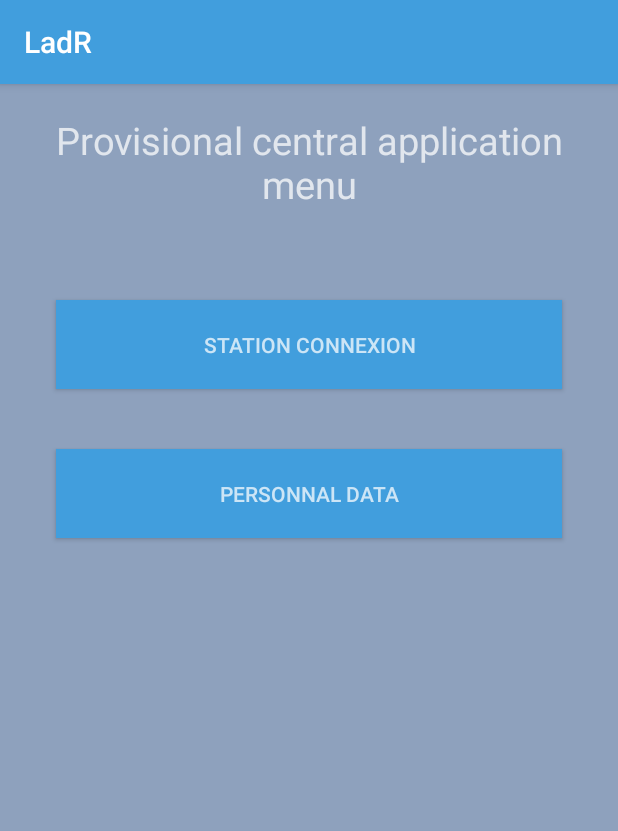
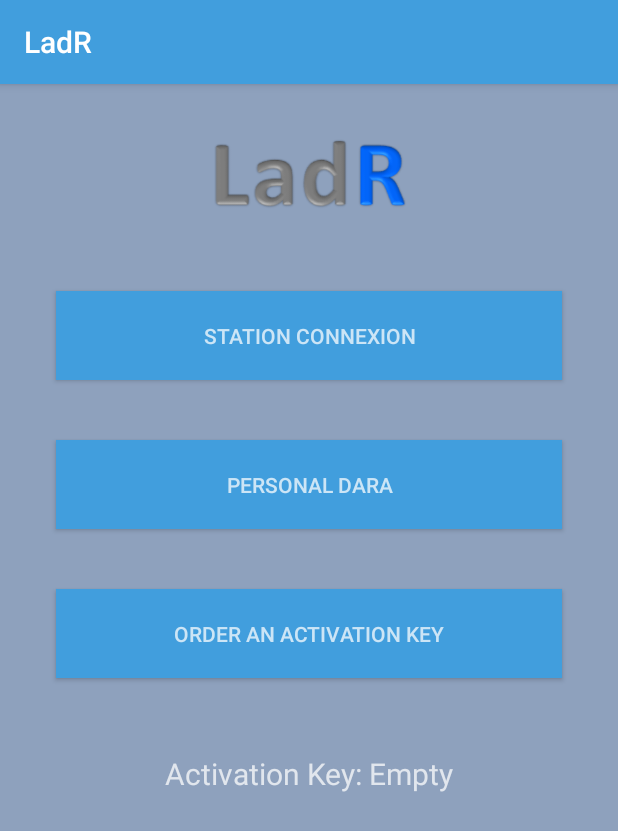
Before and after one commit to moriv1/LadrApp, an Android app: the screen it shows after launch (MenuCentral), after a tap on "SUBMIT", on a phone screen of 412 x 824 dp. Shown: the top 831 px of the screen. Run offline under Robolectric (Android 15) with nearby library versions, the phone set to English and light mode, and no system bars.

Commit message:
commit 7: 1.ladr picture add 2.Key activation button add on central menu activity

```diff
--- a/LadR/app/src/main/java/com/engineering/moriergenoud/vincent/ladr/MenuCentral.java
+++ b/LadR/app/src/main/java/com/engineering/moriergenoud/vincent/ladr/MenuCentral.java
@@ -5,12 +5,15 @@ import android.os.Bundle;
 import android.support.v7.app.AppCompatActivity;
 import android.view.View;
 import android.widget.Button;
+import android.widget.TextView;
 
 
 public class MenuCentral extends AppCompatActivity {
 
     private Button mStationConnexionButton;
     private Button mPersonnalDataButton;
+    private Button mActivationKeyButton;
+    private TextView mDiplayKey;
 
     String TransfertFirstName;
     String TransfertLastName;
@@ -26,6 +29,9 @@ public class MenuCentral extends AppCompatActivity {
 
         mPersonnalDataButton  = (Button) findViewById(R.id.activity_personalData_btn);
         mStationConnexionButton = (Button) findViewById(R.id.activity_stationConnexion_btn);
+        mActivationKeyButton = (Button) findViewById(R.id.activity_activation_key_btn);
+        mDiplayKey = (TextView) findViewById(R.id.activity_menuCentral_key_display_txt);
+
 
         TransfertFirstName=getIntent().getExtras().getString("FirstName");
         TransfertLastName=getIntent().getExtras().getString("LastName");
--- a/LadR/app/src/main/res/layout/activity_menu_central.xml
+++ b/LadR/app/src/main/res/layout/activity_menu_central.xml
@@ -10,22 +10,19 @@
     tools:context=".MenuCentral">
 
 
-    <TextView
-        android:id="@+id/activity_menuCentral_textView_txt"
-        android:layout_width="match_parent"
-        android:layout_height="wrap_content"
-        android:layout_margin="20dp"
-        android:gravity="center"
-        android:textColor="#bbffffff"
-        android:textSize="25sp"
-        android:text="Provisional central application menu" />
+    <ImageView
+        android:id="@+id/imageView"
+        android:layout_width="wrap_content"
+        android:layout_height="138dp"
+        android:layout_gravity="center"
+        app:srcCompat="@drawable/LadR_Logo" />
 
     <Button
         android:id="@+id/activity_stationConnexion_btn"
         android:layout_width="337dp"
         android:layout_height="wrap_content"
         android:layout_gravity="center"
-        android:layout_marginTop="40dp"
+        android:layout_marginTop="0dp"
         android:background="#419EDD"
         android:padding="20dp"
         android:text="Station Connexion"
@@ -39,6 +36,27 @@
         android:layout_marginTop="40dp"
         android:background="#419EDD"
         android:padding="20dp"
-        android:text="Personnal Data"
+        android:text="Personal Dara"
         android:textColor="#bbffffff" />
+
+    <Button
+        android:id="@+id/activity_activation_key_btn"
+        android:layout_width="337dp"
+        android:layout_height="wrap_content"
+        android:layout_gravity="center"
+        android:layout_marginTop="40dp"
+        android:background="#419EDD"
+        android:padding="20dp"
+        android:text="Order an activation key"
+        android:textColor="#bbffffff" />
+
+    <TextView
+        android:id="@+id/activity_menuCentral_key_display_txt"
+        android:layout_width="match_parent"
+        android:layout_height="wrap_content"
+        android:layout_marginTop="50dp"
+        android:gravity="center"
+        android:textColor="#bbffffff"
+        android:textSize="20sp"
+        android:text="Activation Key: Empty" />
 </LinearLayout>
```
Also changed, not shown: LadR/app/src/main/res/drawable/LadR_Logo.png (added).
